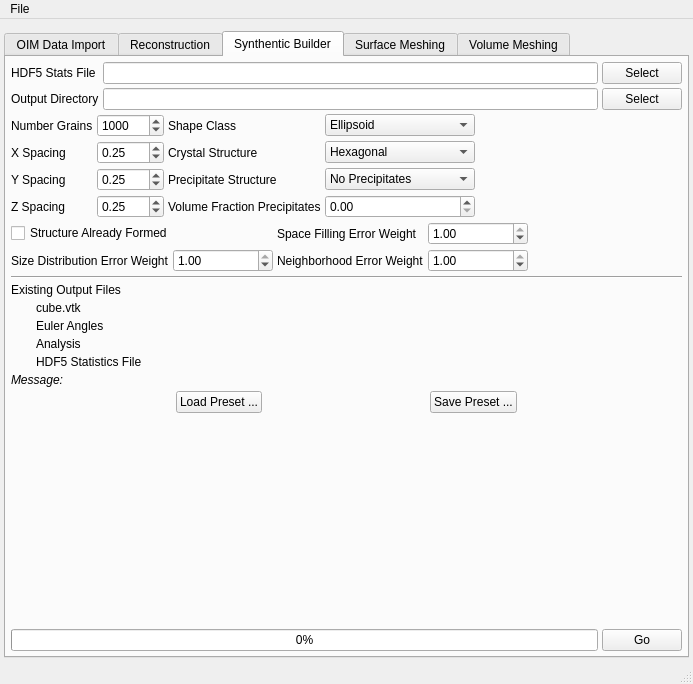
The window that Source/AIM/GUI/UI_Files/RepresentationUI.ui (BlueQuartzSoftware/DREAM3D) describes before a commit, drawn with Qt 5.
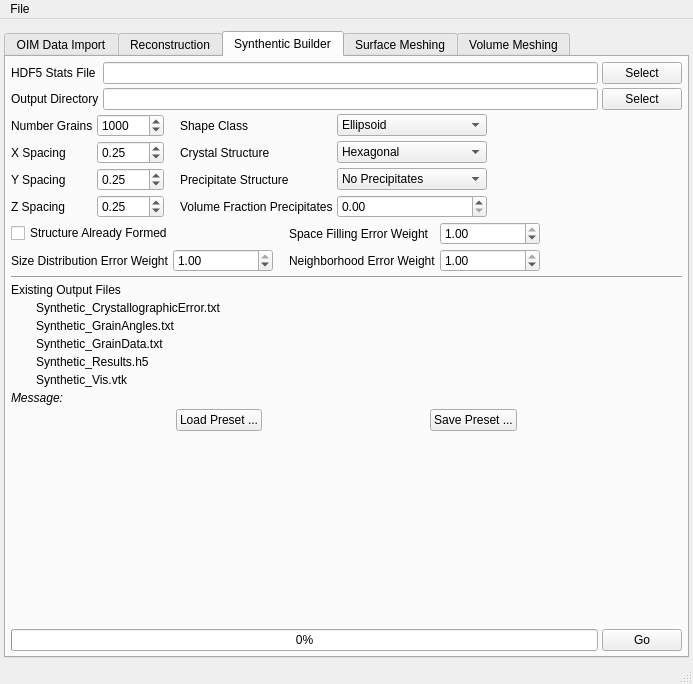
The same window after the commit. Icons and pictures are not drawn.

Commit message: Adding suggested filename for the REconstruction Preset file. Adding suggested filename for the Grain Generator Presets file. Adding more of the output files to the Grain Generator Tab so they can be sanity checked for over writing. Adding feature to allow users to save a 'Preset' text file where all the settings of the Grain Generator tab will be saved or loaded from.

Patch:
```diff
--- a/Source/AIM/GUI/UI_Files/RepresentationUI.ui
+++ b/Source/AIM/GUI/UI_Files/RepresentationUI.ui
@@ -1060,7 +1060,7 @@
            </widget>
           </item>
           <item row="0" column="1">
-           <widget class="QLineEdit" name="gg_H5StatisticsFile"/>
+           <widget class="QLineEdit" name="gg_InputH5StatisticsFile"/>
           </item>
           <item row="0" column="2">
            <widget class="QPushButton" name="gg_H5StatsFileBtn">
@@ -1090,14 +1090,14 @@
         </item>
         <item>
          <layout class="QGridLayout" name="gridLayout_7">
-          <item row="1" column="2">
+          <item row="1" column="3">
            <widget class="QLabel" name="label_19">
             <property name="text">
              <string>Crystal Structure</string>
             </property>
            </widget>
           </item>
-          <item row="1" column="3">
+          <item row="1" column="4">
            <widget class="QComboBox" name="gg_CrystalStructure">
             <item>
              <property name="text">
@@ -1111,14 +1111,14 @@
             </item>
            </widget>
           </item>
-          <item row="0" column="2">
+          <item row="0" column="3">
            <widget class="QLabel" name="label_20">
             <property name="text">
              <string>Shape Class</string>
             </property>
            </widget>
           </item>
-          <item row="0" column="3">
+          <item row="0" column="4">
            <widget class="QComboBox" name="gg_ShapeClass">
             <item>
              <property name="text">
@@ -1208,14 +1208,14 @@
             </property>
            </widget>
           </item>
-          <item row="2" column="2">
+          <item row="2" column="3">
            <widget class="QLabel" name="label_48">
             <property name="text">
              <string>Precipitate Structure</string>
             </property>
            </widget>
           </item>
-          <item row="2" column="3">
+          <item row="2" column="4">
            <widget class="QComboBox" name="gg_Precipitates">
             <item>
              <property name="text">
@@ -1234,17 +1234,17 @@
             </item>
            </widget>
           </item>
-          <item row="3" column="2">
+          <item row="3" column="3">
            <widget class="QLabel" name="label_49">
             <property name="text">
              <string>Volume Fraction Precipitates</string>
             </property>
            </widget>
           </item>
-          <item row="3" column="3">
+          <item row="3" column="4">
            <widget class="QDoubleSpinBox" name="gg_FractionPrecipitates"/>
           </item>
-          <item row="0" column="4" rowspan="4">
+          <item row="0" column="5" rowspan="4">
            <spacer name="horizontalSpacer_17">
             <property name="orientation">
              <enum>Qt::Horizontal</enum>
@@ -1257,18 +1257,34 @@
             </property>
            </spacer>
           </item>
+          <item row="0" column="2" rowspan="4">
+           <spacer name="horizontalSpacer_23">
+            <property name="orientation">
+             <enum>Qt::Horizontal</enum>
+            </property>
+            <property name="sizeType">
+             <enum>QSizePolicy::Fixed</enum>
+            </property>
+            <property name="sizeHint" stdset="0">
+             <size>
+              <width>12</width>
+              <height>20</height>
+             </size>
+            </property>
+           </spacer>
+          </item>
          </layout>
         </item>
         <item>
          <layout class="QGridLayout" name="gridLayout_25">
-          <item row="0" column="2">
+          <item row="0" column="3">
            <widget class="QLabel" name="label_55">
             <property name="text">
              <string>Space Filling Error Weight</string>
             </property>
            </widget>
           </item>
-          <item row="0" column="3">
+          <item row="0" column="4">
            <widget class="QDoubleSpinBox" name="gg_FillingErrorWeight">
             <property name="minimumSize">
              <size>
@@ -1287,14 +1303,14 @@
             </property>
            </widget>
           </item>
-          <item row="1" column="2">
+          <item row="1" column="3">
            <widget class="QLabel" name="label_3">
             <property name="text">
              <string>Neighborhood Error Weight</string>
             </property>
            </widget>
           </item>
-          <item row="1" column="3">
+          <item row="1" column="4">
            <widget class="QDoubleSpinBox" name="gg_NeighborhoodErrorWeight">
             <property name="minimumSize">
              <size>
@@ -1346,7 +1362,7 @@
             </property>
            </widget>
           </item>
-          <item row="0" column="4" rowspan="2">
+          <item row="0" column="5" rowspan="2">
            <spacer name="horizontalSpacer_16">
             <property name="orientation">
              <enum>Qt::Horizontal</enum>
@@ -1359,6 +1375,22 @@
             </property>
            </spacer>
           </item>
+          <item row="0" column="2" rowspan="2">
+           <spacer name="horizontalSpacer_22">
+            <property name="orientation">
+             <enum>Qt::Horizontal</enum>
+            </property>
+            <property name="sizeType">
+             <enum>QSizePolicy::Fixed</enum>
+            </property>
+            <property name="sizeHint" stdset="0">
+             <size>
+              <width>12</width>
+              <height>20</height>
+             </size>
+            </property>
+           </spacer>
+          </item>
          </layout>
         </item>
         <item>
@@ -1397,8 +1429,32 @@
             <property name="verticalSpacing">
              <number>4</number>
             </property>
-            <item row="1" column="0">
-             <widget class="QLabel" name="gg_EulerFileIcon">
+            <item row="4" column="1">
+             <widget class="QLabel" name="gg_VisualizationFile">
+              <property name="text">
+               <string>Synthetic_Vis.vtk</string>
+              </property>
+             </widget>
+            </item>
+            <item row="4" column="0">
+             <widget class="QLabel" name="gg_VisualizationFileIcon">
+              <property name="text">
+               <string/>
+              </property>
+              <property name="pixmap">
+               <pixmap resource="../../../../Resources/icons/images/Icons.qrc">:/Delete-16x16.png</pixmap>
+              </property>
+             </widget>
+            </item>
+            <item row="0" column="1">
+             <widget class="QLabel" name="gg_CrystallographicErrorFile">
+              <property name="text">
+               <string>Synthetic_CrystallographicError.txt</string>
+              </property>
+             </widget>
+            </item>
+            <item row="0" column="0">
+             <widget class="QLabel" name="gg_CrystallographicErrorFileIcon">
               <property name="text">
                <string/>
               </property>
@@ -1410,7 +1466,7 @@
             <item row="1" column="1">
              <widget class="QLabel" name="gg_EulerFile">
               <property name="text">
-               <string>Euler Angles</string>
+               <string>Synthetic_GrainAngles.txt</string>
               </property>
              </widget>
             </item>
@@ -1425,21 +1481,20 @@
              </widget>
             </item>
             <item row="2" column="1">
-             <widget class="QLabel" name="gg_AnalysisFile">
-              <property name="text">
-               <string>Analysis</string>
+             <widget class="QLabel" name="gg_GrainDataFile">
+              <property name="minimumSize">
+               <size>
+                <width>300</width>
+                <height>0</height>
+               </size>
               </property>
-             </widget>
-            </item>
-            <item row="0" column="1">
-             <widget class="QLabel" name="gg_CubeFile">
               <property name="text">
-               <string>cube.vtk</string>
+               <string>Synthetic_GrainData.txt</string>
               </property>
              </widget>
             </item>
-            <item row="0" column="0">
-             <widget class="QLabel" name="gg_CubeFileIcon">
+            <item row="2" column="0">
+             <widget class="QLabel" name="gg_GrainDataFileIcon">
               <property name="text">
                <string/>
               </property>
@@ -1449,7 +1504,7 @@
              </widget>
             </item>
             <item row="3" column="1">
-             <widget class="QLabel" name="gg_H5StatisticsFile_2">
+             <widget class="QLabel" name="gg_H5StatisticsFile">
               <property name="minimumSize">
                <size>
                 <width>300</width>
@@ -1457,7 +1512,7 @@
                </size>
               </property>
               <property name="text">
-               <string>HDF5 Statistics File</string>
+               <string>Synthetic_Results.h5</string>
               </property>
              </widget>
             </item>
```
Left out of the diff: 10 changed lines with no effect on the pictures. The commit also changes 2 other files.
